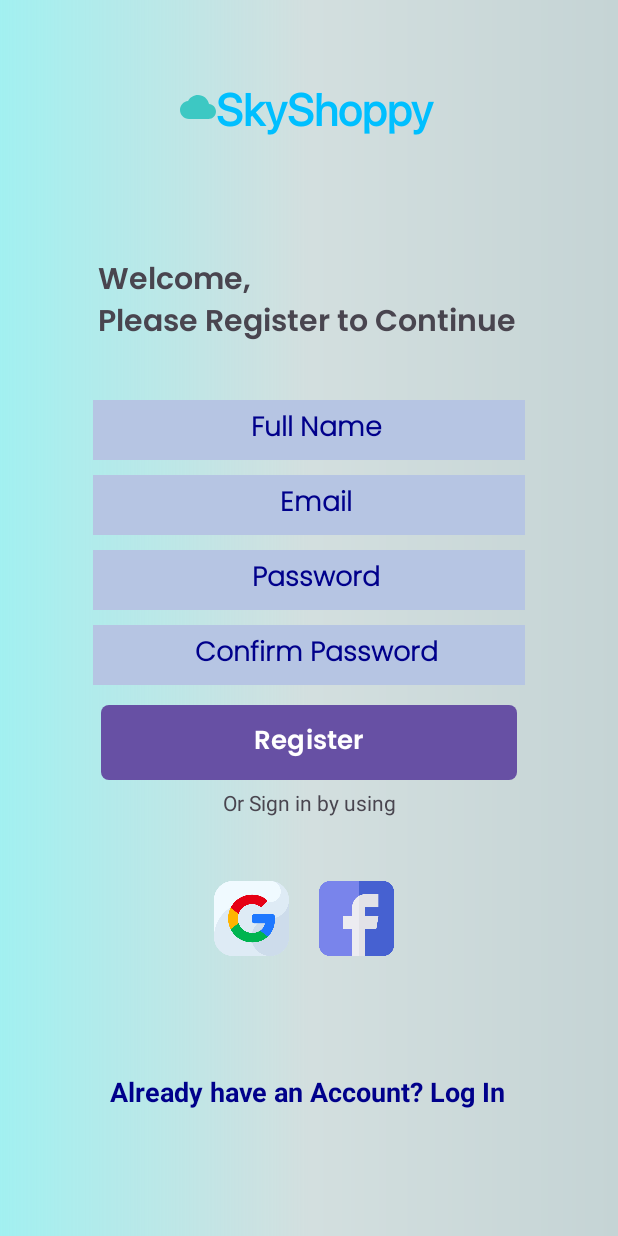
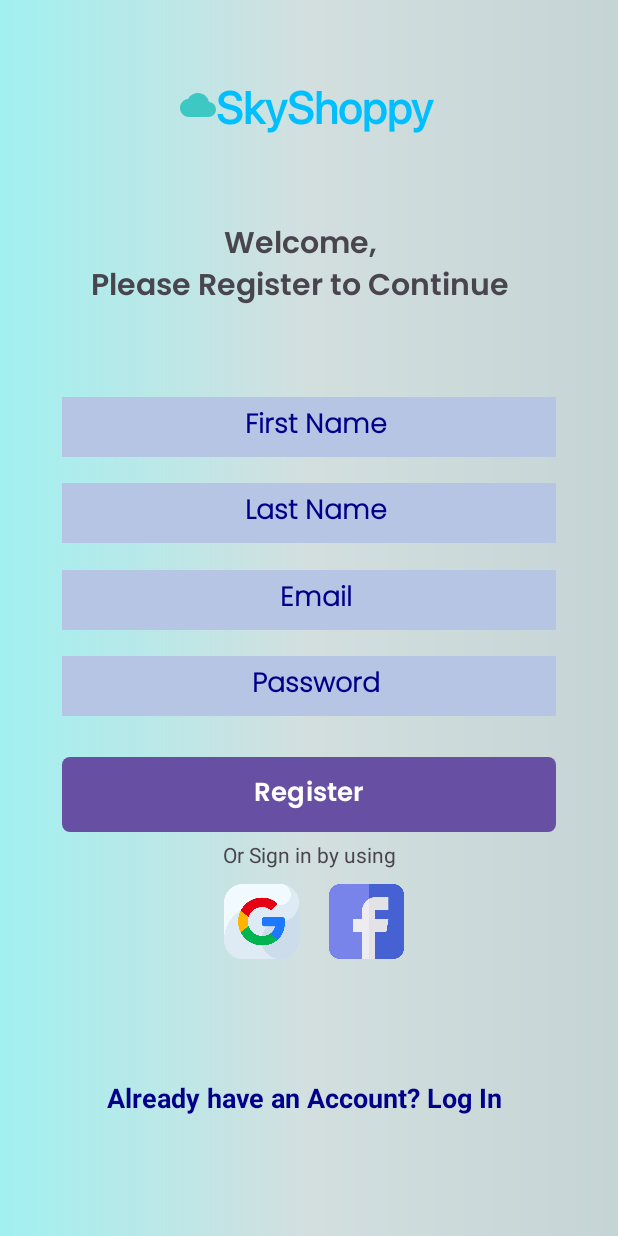
Before and after one commit to sukrit-keshav-yadav/SkyShoppy, an Android app: the layout fragment_register.xml on its own in the app's theme, with its tools: preview values and no code run, on a phone screen of 412 x 824 dp. Run offline under Robolectric (Android 15) with nearby library versions, the phone set to English and light mode, and no system bars; plain views replace CircularProgressButton.

Commit message:
Register Page Done

```diff
--- a/app/src/main/java/com/hyskytech/skyshoppy/skyShoppyApplication.kt
+++ b/app/src/main/java/com/hyskytech/skyshoppy/SkyShoppyApp.kt
@@ -4,5 +4,5 @@ import android.app.Application
 import dagger.hilt.android.HiltAndroidApp
 
 @HiltAndroidApp
-class skyShoppyApplication : Application(){
+class SkyShoppyApp : Application() {
 }
--- a/app/src/main/java/com/hyskytech/skyshoppy/View/Activity/LoginRegisterActivity.kt
+++ b/app/src/main/java/com/hyskytech/skyshoppy/View/Activity/LoginRegisterActivity.kt
@@ -3,7 +3,9 @@ package com.hyskytech.skyshoppy.View.Activity
 import androidx.appcompat.app.AppCompatActivity
 import android.os.Bundle
 import com.hyskytech.skyshoppy.R
+import dagger.hilt.android.AndroidEntryPoint
 
+@AndroidEntryPoint
 class LoginRegisterActivity : AppCompatActivity() {
     override fun onCreate(savedInstanceState: Bundle?) {
         super.onCreate(savedInstanceState)
--- a/app/src/main/java/com/hyskytech/skyshoppy/View/Fragment/LoginRegister/IntroductionFragment.kt
+++ b/app/src/main/java/com/hyskytech/skyshoppy/View/Fragment/LoginRegister/IntroductionFragment.kt
@@ -2,6 +2,8 @@ package com.hyskytech.skyshoppy.View.Fragment.LoginRegister
 
 import androidx.fragment.app.Fragment
 import com.hyskytech.skyshoppy.R
+import dagger.hilt.android.AndroidEntryPoint
 
+@AndroidEntryPoint
 class IntroductionFragment : Fragment(R.layout.fragment_intro) {
 }
--- a/app/src/main/java/com/hyskytech/skyshoppy/View/Fragment/LoginRegister/LoginFragment.kt
+++ b/app/src/main/java/com/hyskytech/skyshoppy/View/Fragment/LoginRegister/LoginFragment.kt
@@ -2,6 +2,8 @@ package com.hyskytech.skyshoppy.View.Fragment.LoginRegister
 
 import androidx.fragment.app.Fragment
 import com.hyskytech.skyshoppy.R
+import dagger.hilt.android.AndroidEntryPoint
 
+@AndroidEntryPoint
 class LoginFragment : Fragment(R.layout.fragment_login)  {
 }
--- a/app/src/main/java/com/hyskytech/skyshoppy/data/User.kt
+++ b/app/src/main/java/com/hyskytech/skyshoppy/data/User.kt
@@ -1,7 +1,8 @@
 package com.hyskytech.skyshoppy.data
 
 data class User(
-    val Name : String,
+    val FirstName : String,
+    val LastName : String,
     val Email : String,
     val imagePath : String = ""
 )
--- a/app/src/main/java/com/hyskytech/skyshoppy/di/appModule.kt
+++ b/app/src/main/java/com/hyskytech/skyshoppy/di/AppModule.kt
@@ -9,10 +9,9 @@ import javax.inject.Singleton
 
 @Module
 @InstallIn(SingletonComponent::class)
-object appModule {
+object AppModule {
 
     @Provides
     @Singleton
-    fun provideFireBaseAuth()= FirebaseAuth.getInstance()
-
+    fun provideFirebaseAuth() = FirebaseAuth.getInstance()
 }
--- a/app/src/main/res/layout/fragment_register.xml
+++ b/app/src/main/res/layout/fragment_register.xml
@@ -29,33 +29,32 @@
         android:layout_width="wrap_content"
         android:layout_height="wrap_content"
         android:fontFamily="@font/poppins_thin"
-        android:gravity="bottom"
+        android:gravity="center"
         android:text="@string/registerPageWelcome"
         android:textSize="20sp"
         android:textStyle="bold"
-        app:layout_constraintBottom_toBottomOf="@id/guidelineTop"
+        app:layout_constraintBottom_toTopOf="@+id/EdtFirstName"
         app:layout_constraintHorizontal_bias="0.384"
         app:layout_constraintLeft_toLeftOf="@id/guidelineLeft"
         app:layout_constraintRight_toRightOf="@id/guidelineRight"
-        app:layout_constraintTop_toTopOf="parent"
-        app:layout_constraintVertical_bias="0.887" />
+        app:layout_constraintTop_toBottomOf="@+id/app_name"
+        app:layout_constraintVertical_bias="0.5" />
 
     <androidx.appcompat.widget.AppCompatEditText
-        android:id="@+id/EdtName"
+        android:id="@+id/EdtFirstName"
         style="@style/editText"
         android:layout_width="0dp"
         android:layout_height="40dp"
-        android:layout_marginTop="12dp"
         android:background="@color/editText"
-        android:hint="Full Name"
-        android:inputType="textEmailAddress"
+        android:hint="First Name"
+        android:inputType="textPersonName"
         android:paddingLeft="10dp"
         android:textColorHint="@color/dark_blue"
-        app:layout_constraintHorizontal_bias="1.0"
-        app:layout_constraintLeft_toLeftOf="@id/guidelineLeft"
-        app:layout_constraintRight_toRightOf="@id/guidelineRight"
-        app:layout_constraintTop_toBottomOf="@id/guidelineBottom"
-        app:layout_constraintTop_toTopOf="@id/guidelineTop" />
+        app:layout_constraintBottom_toTopOf="@+id/EdtLastName"
+        app:layout_constraintEnd_toStartOf="@+id/guidelineRight"
+        app:layout_constraintStart_toStartOf="@+id/guidelineLeft"
+        app:layout_constraintTop_toBottomOf="@+id/guidelineTop"
+        app:layout_constraintVertical_bias="0.5" />
 
     <androidx.appcompat.widget.AppCompatEditText
         android:id="@+id/EdtEmail"
@@ -64,14 +63,14 @@
         android:layout_height="40dp"
         android:background="@color/editText"
         android:hint="Email"
-        android:layout_marginTop="10dp"
         android:inputType="textEmailAddress"
         android:paddingLeft="10dp"
         android:textColorHint="@color/dark_blue"
-        app:layout_constraintHorizontal_bias="0.0"
-        app:layout_constraintLeft_toLeftOf="@id/guidelineLeft"
-        app:layout_constraintRight_toRightOf="@id/guidelineRight"
-        app:layout_constraintTop_toBottomOf="@+id/EdtName" />
+        app:layout_constraintBottom_toTopOf="@+id/EdtPassword"
+        app:layout_constraintEnd_toStartOf="@+id/guidelineRight"
+        app:layout_constraintStart_toStartOf="@+id/guidelineLeft"
+        app:layout_constraintTop_toBottomOf="@+id/EdtLastName"
+        />
 
     <androidx.appcompat.widget.AppCompatEditText
         android:id="@+id/EdtPassword"
@@ -80,42 +79,46 @@
         android:layout_height="40dp"
         android:background="@color/editText"
         android:hint="Password"
-        android:layout_marginTop="10dp"
         android:inputType="textPassword"
         android:paddingLeft="10dp"
         android:textColorHint="@color/dark_blue"
+
+        app:layout_constraintBottom_toTopOf="@+id/guidelineBottom"
         app:layout_constraintEnd_toStartOf="@+id/guidelineRight"
+        app:layout_constraintHorizontal_bias="0.0"
         app:layout_constraintStart_toStartOf="@+id/guidelineLeft"
-        app:layout_constraintTop_toBottomOf="@+id/EdtEmail" />
+        app:layout_constraintTop_toBottomOf="@+id/EdtEmail"
+        app:layout_constraintVertical_bias="0.5" />
 
     <androidx.appcompat.widget.AppCompatEditText
-        android:id="@+id/EdtConfirmPassword"
+        android:id="@+id/EdtLastName"
         style="@style/editText"
         android:layout_width="0dp"
         android:layout_height="40dp"
-        android:layout_marginTop="10dp"
         android:background="@color/editText"
-        android:hint="Confirm Password"
-        android:inputType="textPassword"
+        android:hint="Last Name"
+        android:inputType="textPersonName"
         android:paddingLeft="10dp"
         android:textColorHint="@color/dark_blue"
+        app:layout_constraintBottom_toTopOf="@+id/EdtEmail"
         app:layout_constraintEnd_toStartOf="@+id/guidelineRight"
         app:layout_constraintStart_toStartOf="@+id/guidelineLeft"
-        app:layout_constraintTop_toBottomOf="@+id/EdtPassword" />
+        app:layout_constraintTop_toBottomOf="@+id/EdtFirstName"
+        app:layout_constraintVertical_bias="0.5" />
 
     <br.com.simplepass.loadingbutton.customViews.CircularProgressButton
         android:id="@+id/btnRegister"
         style="@style/blueButtonStyle"
         android:layout_width="0dp"
         android:layout_height="wrap_content"
-        android:layout_margin="5dp"
+        android:layout_marginTop="10dp"
         android:text="Register"
-        app:layout_constraintBottom_toBottomOf="parent"
-        app:layout_constraintHorizontal_bias="1.0"
+        app:finalCornerAngle="@dimen/buttonCorners"
+        app:layout_constraintBottom_toTopOf="@+id/textView"
         app:layout_constraintLeft_toLeftOf="@id/guidelineLeft"
         app:layout_constraintRight_toRightOf="@id/guidelineRight"
-        app:layout_constraintTop_toTopOf="@id/guidelineBottom"
-        app:layout_constraintVertical_bias="0.026" />
+        app:layout_constraintTop_toTopOf="@+id/guidelineBottom"
+        app:layout_constraintVertical_bias="0.5" />
 
     <TextView
         android:id="@+id/textView"
@@ -131,14 +134,13 @@
         android:id="@+id/optionsLL"
         android:layout_width="wrap_content"
         android:layout_height="wrap_content"
+        android:layout_marginTop="10dp"
         android:foregroundGravity="center"
         android:orientation="horizontal"
-        app:layout_constraintBottom_toTopOf="@+id/textView2"
         app:layout_constraintEnd_toStartOf="@+id/guidelineRight"
-        app:layout_constraintHorizontal_bias="0.449"
+        app:layout_constraintHorizontal_bias="0.493"
         app:layout_constraintStart_toStartOf="@+id/guidelineLeft"
-        app:layout_constraintTop_toBottomOf="@+id/textView"
-        app:layout_constraintVertical_bias="0.352">
+        app:layout_constraintTop_toBottomOf="@+id/textView">
 
         <ImageView
             android:id="@+id/google"
@@ -160,15 +162,15 @@
         android:id="@+id/textView2"
         android:layout_width="wrap_content"
         android:layout_height="wrap_content"
-        android:layout_marginBottom="84dp"
         android:text="Already have an Account? Log In"
         android:textColor="@color/dark_blue"
         android:textSize="18sp"
         android:textStyle="bold"
         app:layout_constraintBottom_toBottomOf="parent"
         app:layout_constraintEnd_toStartOf="@+id/guidelineRight"
-        app:layout_constraintHorizontal_bias="0.482"
-        app:layout_constraintStart_toStartOf="@+id/guidelineLeft" />
+        app:layout_constraintHorizontal_bias="0.461"
+        app:layout_constraintStart_toStartOf="@+id/guidelineLeft"
+        app:layout_constraintTop_toBottomOf="@+id/optionsLL" />
 
     <androidx.constraintlayout.widget.Guideline
         android:id="@+id/guidelineLeft"
@@ -176,7 +178,7 @@
         android:layout_height="wrap_content"
         android:orientation="vertical"
         app:layout_constraintGuide_begin="20dp"
-        app:layout_constraintGuide_percent="0.15" />
+        app:layout_constraintGuide_percent="0.1" />
 
     <androidx.constraintlayout.widget.Guideline
         android:id="@+id/guidelineRight"
@@ -184,20 +186,20 @@
         android:layout_height="wrap_content"
         android:orientation="vertical"
         app:layout_constraintGuide_begin="20dp"
-        app:layout_constraintGuide_percent="0.85" />
+        app:layout_constraintGuide_percent="0.9" />
 
     <androidx.constraintlayout.widget.Guideline
         android:id="@+id/guidelineTop"
         android:layout_width="wrap_content"
         android:layout_height="wrap_content"
         android:orientation="horizontal"
-        app:layout_constraintGuide_percent="0.30916554" />
+        app:layout_constraintGuide_percent="0.3" />
 
     <androidx.constraintlayout.widget.Guideline
         android:id="@+id/guidelineBottom"
         android:layout_width="wrap_content"
         android:layout_height="wrap_content"
         android:orientation="horizontal"
-        app:layout_constraintGuide_begin="457dp" />
+        app:layout_constraintGuide_percent="0.6" />
 
 </androidx.constraintlayout.widget.ConstraintLayout>
--- a/build.gradle.kts
+++ b/build.gradle.kts
@@ -1,6 +1,6 @@
 buildscript {
     dependencies {
-        classpath ("com.google.dagger:hilt-android-gradle-plugin:2.40.1")
+        classpath ("com.google.dagger:hilt-android-gradle-plugin:2.46")
 //        classpath ("com.google.gms:google-services:4.3.1")
         classpath ("com.google.gms:google-services:4.4.1")
 
@@ -14,5 +14,5 @@ buildscript {
 plugins {
     id("com.android.application") version "8.1.4" apply false
     id("org.jetbrains.kotlin.android") version "1.9.0" apply false
-    kotlin("kapt") version "1.9.0"
+//    kotlin("kapt") version "1.9.0"
 }
```
Also changed, not shown: app/build.gradle.kts (+15 -14 lines), app/src/main/AndroidManifest.xml (+4 -4 lines), app/src/main/java/com/hyskytech/skyshoppy/View/Fragment/LoginRegister/RegisterFragment.kt (+35 -2 lines), app/src/main/java/com/hyskytech/skyshoppy/util/RegisterValidation.kt (added, +11 -0 lines), app/src/main/java/com/hyskytech/skyshoppy/util/ValidationCheck.kt (added, +21 -0 lines), app/src/main/java/com/hyskytech/skyshoppy/viewModel/RegisterViewModel.kt (+42 -6 lines), app/src/main/res/layout/fragment_login.xml (+23 -23 lines).
